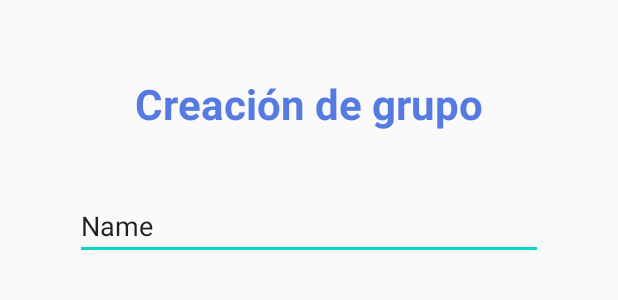
After one commit to AlexanderVerse/Noti-Net, an Android app: the layout activity_new_group.xml on its own in the app's theme, with its tools: preview values and no code run, on a phone screen of 412 x 824 dp. The commit adds this screen. Shown: the top 300 px of the screen. Run offline under Robolectric (Android 15) with nearby library versions, the phone set to English and light mode, and no system bars.

Commit message:
Agrega ventanas grupos

```diff
--- a/app/src/main/java/com/example/noti_net/Proyects.java
+++ b/app/src/main/java/com/example/noti_net/newGroup.java
@@ -4,11 +4,11 @@ import androidx.appcompat.app.AppCompatActivity;
 
 import android.os.Bundle;
 
-public class Proyects extends AppCompatActivity {
+public class newGroup extends AppCompatActivity {
 
     @Override
     protected void onCreate(Bundle savedInstanceState) {
         super.onCreate(savedInstanceState);
-        setContentView(R.layout.activity_proyects);
+        setContentView(R.layout.activity_new_group);
     }
 }
--- /dev/null
+++ b/app/src/main/res/layout/activity_new_group.xml
@@ -0,0 +1,35 @@
+<?xml version="1.0" encoding="utf-8"?>
+<androidx.constraintlayout.widget.ConstraintLayout xmlns:android="http://schemas.android.com/apk/res/android"
+    xmlns:app="http://schemas.android.com/apk/res-auto"
+    xmlns:tools="http://schemas.android.com/tools"
+    android:layout_width="match_parent"
+    android:layout_height="match_parent"
+    tools:context=".newGroup">
+
+    <TextView
+        android:id="@+id/textView8"
+        android:layout_width="wrap_content"
+        android:layout_height="wrap_content"
+        android:layout_marginTop="50dp"
+        android:text="@string/titleCreateGroup"
+        android:textColor="@color/brackground"
+        android:textSize="28sp"
+        android:textStyle="bold"
+        app:layout_constraintEnd_toEndOf="parent"
+        app:layout_constraintStart_toStartOf="parent"
+        app:layout_constraintTop_toTopOf="parent" />
+
+    <EditText
+        android:id="@+id/nameGroup"
+        android:layout_width="0dp"
+        android:layout_height="wrap_content"
+        android:layout_marginStart="50dp"
+        android:layout_marginTop="40dp"
+        android:layout_marginEnd="50dp"
+        android:ems="10"
+        android:inputType="textPersonName"
+        android:text="Name"
+        app:layout_constraintEnd_toEndOf="parent"
+        app:layout_constraintStart_toStartOf="parent"
+        app:layout_constraintTop_toBottomOf="@+id/textView8" />
+</androidx.constraintlayout.widget.ConstraintLayout>
--- a/app/src/main/res/values/strings.xml
+++ b/app/src/main/res/values/strings.xml
@@ -20,4 +20,5 @@
     <string name="nameProyect">Noti-Net</string>
     <string name="group">Tareas</string>
     <string name="mygroups">Mis grupos</string>
+    <string name="textNameGroup">Nombre del grupo</string>
 </resources>
```
Also changed, not shown: app/src/main/AndroidManifest.xml (+9 -3 lines), app/src/main/java/com/example/noti_net/Groups.java (+28 -1 lines), app/src/main/java/com/example/noti_net/Home.java (+7 -4 lines), app/src/main/res/layout/activity_groups.xml (+70 -0 lines), app/src/main/res/layout/activity_home.xml (+10 -9 lines), app/src/main/res/layout/activity_proyects.xml (deleted, +0 -9 lines).
